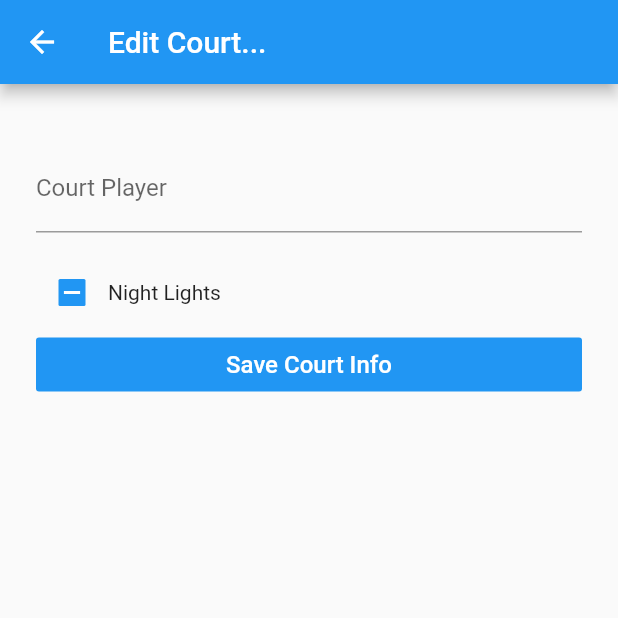
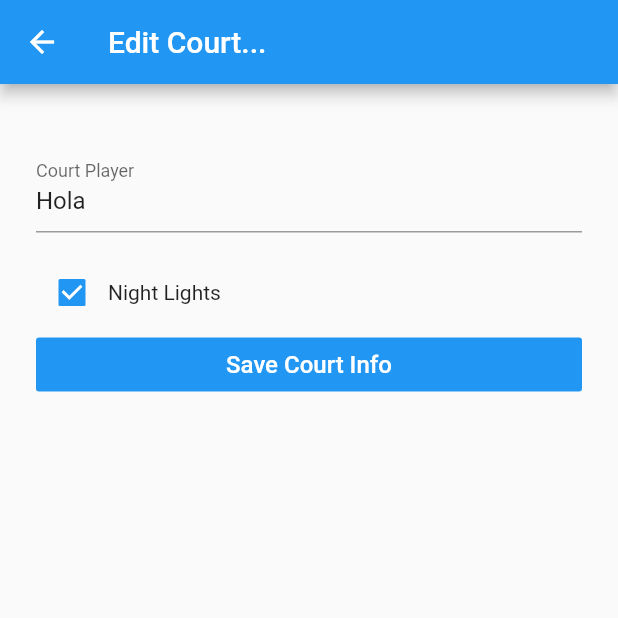
Before and after one commit to BarcinoLechiguino/Assignments_Mobile_Devices, a Flutter app: the EditCourtScreen screen opened directly, on a phone screen of 412 x 824 dp, the top half of it. Run offline on Flutter 3.47's test engine with Material 2 defaults, Android fonts, the light colour scheme and no system bars; our stand-ins replace cloud_firestore, firebase_core; accounts and stored records are empty.

Commit message:
push compile

```diff
--- a/2nd Assignment/firebase/lib/screens/edit_book.dart
+++ b/2nd Assignment/firebase/lib/screens/edit_book.dart
@@ -1,12 +1,10 @@
 import 'package:flutter/material.dart';
-import 'package:firebase/Book/book.dart';
 import 'package:cloud_firestore/cloud_firestore.dart';
 import 'package:firebase/screens/todo_list_screen.dart';
 
 class EditResult {
 
-  Book book; // null => cancellat
-  EditResult({this.book});
+  EditResult();
 }
 
 class EditCourtScreen extends StatefulWidget {
@@ -25,9 +23,9 @@ class _EditCourtScreenState extends State<EditCourtScreen> {
   void initState() {
 
     _courtUserController = TextEditingController(
-      text: FirebaseFirestore.instance.doc('to_dos/${this.widget.bookId }'),
+      text: "Hola" //FirebaseFirestore.instance.doc('to_dos/${this.widget.bookId }'),
     );
-    finished = widget.book.finished;
+    finished = true;
 
     super.initState();
   }
@@ -89,13 +87,7 @@ class _EditCourtScreenState extends State<EditCourtScreen> {
               onPressed: () {
                 Navigator.of(context).pop(
                   EditResult(
-                    book: Book(
-                      _courtUserController.text,
-                      'Puteta',
-                      1000,
-                      99,
-                      finished,
-                    ),
+
                   ),
                 );
               },
--- a/2nd Assignment/firebase/lib/screens/todo_list_screen.dart
+++ b/2nd Assignment/firebase/lib/screens/todo_list_screen.dart
@@ -46,8 +46,8 @@ class _TodoListScreenState extends State<TodoListScreen> {
         .then((editResult) {
       if (editResult != null) {
         setState(() {
-          final a = FirebaseFirestore.instance.doc(documentPath: "hey")
-           = editResult.book;
+          //final a = FirebaseFirestore.instance.doc(documentPath: "hey")
+           //= editResult.book;
         });
       }
     });
```
Also changed, not shown: 2nd Assignment/firebase/lib/Book/book.dart (deleted).
